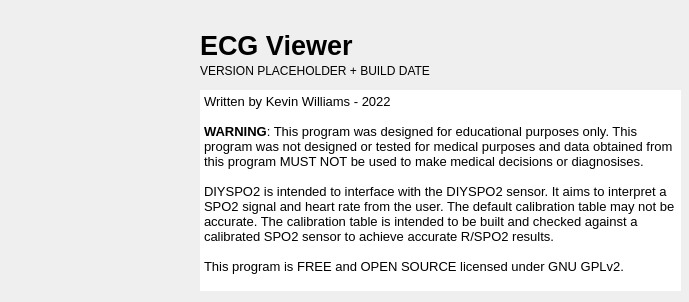
Above: about.ui from HTM-Workshop/DIY-SPO2 before the change. Below: the same form after it.
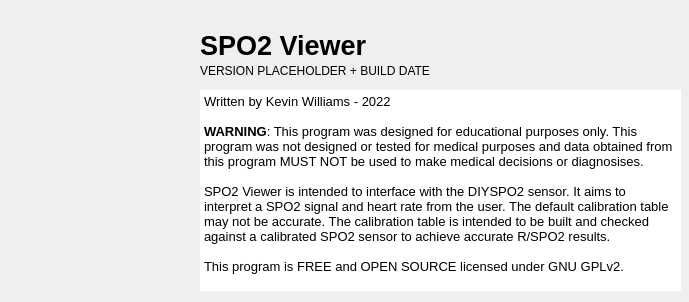
That is the form after the change. Icons and pictures are not drawn.

Commit message: Fix for about window

```diff
--- a/about.ui
+++ b/about.ui
@@ -61,7 +61,7 @@
     </font>
    </property>
    <property name="text">
-    <string>ECG Viewer</string>
+    <string>SPO2 Viewer</string>
    </property>
   </widget>
   <widget class="QLabel" name="version">
@@ -103,7 +103,7 @@
 &lt;p style=&quot; margin-top:0px; margin-bottom:0px; margin-left:0px; margin-right:0px; -qt-block-indent:0; text-indent:0px;&quot;&gt;Written by Kevin Williams - 2022&lt;/p&gt;
 &lt;p style=&quot;-qt-paragraph-type:empty; margin-top:0px; margin-bottom:0px; margin-left:0px; margin-right:0px; -qt-block-indent:0; text-indent:0px;&quot;&gt;&lt;br /&gt;&lt;/p&gt;
 &lt;p style=&quot; margin-top:0px; margin-bottom:0px; margin-left:0px; margin-right:0px; -qt-block-indent:0; text-indent:0px;&quot;&gt;&lt;span style=&quot; font-weight:600;&quot;&gt;WARNING&lt;/span&gt;: This program was designed for educational purposes only. This program was not designed or tested for medical purposes and data obtained from this program MUST NOT be used to make medical decisions or diagnosises.&lt;/p&gt;
-&lt;p style=&quot; margin-top:0px; margin-bottom:0px; margin-left:0px; margin-right:0px; -qt-block-indent:0; text-indent:0px;&quot;&gt;&lt;br /&gt;&lt;span style=&quot; background-color:transparent;&quot;&gt;DIYSPO2 is intended to interface with the DIYSPO2 sensor. It aims to interpret a SPO2 signal and heart rate from the user. The default calibration table may not be accurate. The calibration table is intended to be built and checked against a calibrated SPO2 sensor to achieve accurate R/SPO2 results.&lt;/span&gt;&lt;/p&gt;
+&lt;p style=&quot; margin-top:0px; margin-bottom:0px; margin-left:0px; margin-right:0px; -qt-block-indent:0; text-indent:0px;&quot;&gt;&lt;br /&gt;&lt;span style=&quot; background-color:transparent;&quot;&gt;SPO2 Viewer is intended to interface with the DIYSPO2 sensor. It aims to interpret a SPO2 signal and heart rate from the user. The default calibration table may not be accurate. The calibration table is intended to be built and checked against a calibrated SPO2 sensor to achieve accurate R/SPO2 results.&lt;/span&gt;&lt;/p&gt;
 &lt;p style=&quot;-qt-paragraph-type:empty; margin-top:0px; margin-bottom:0px; margin-left:0px; margin-right:0px; -qt-block-indent:0; text-indent:0px;&quot;&gt;&lt;br /&gt;&lt;/p&gt;
 &lt;p style=&quot; margin-top:0px; margin-bottom:0px; margin-left:0px; margin-right:0px; -qt-block-indent:0; text-indent:0px;&quot;&gt;This program is FREE and OPEN SOURCE licensed under GNU GPLv2.&lt;/p&gt;
 &lt;p style=&quot;-qt-paragraph-type:empty; margin-top:0px; margin-bottom:0px; margin-left:0px; margin-right:0px; -qt-block-indent:0; text-indent:0px;&quot;&gt;&lt;br /&gt;&lt;/p&gt;&lt;/body&gt;&lt;/html&gt;</string>
```
The commit also changes 1 other file.
